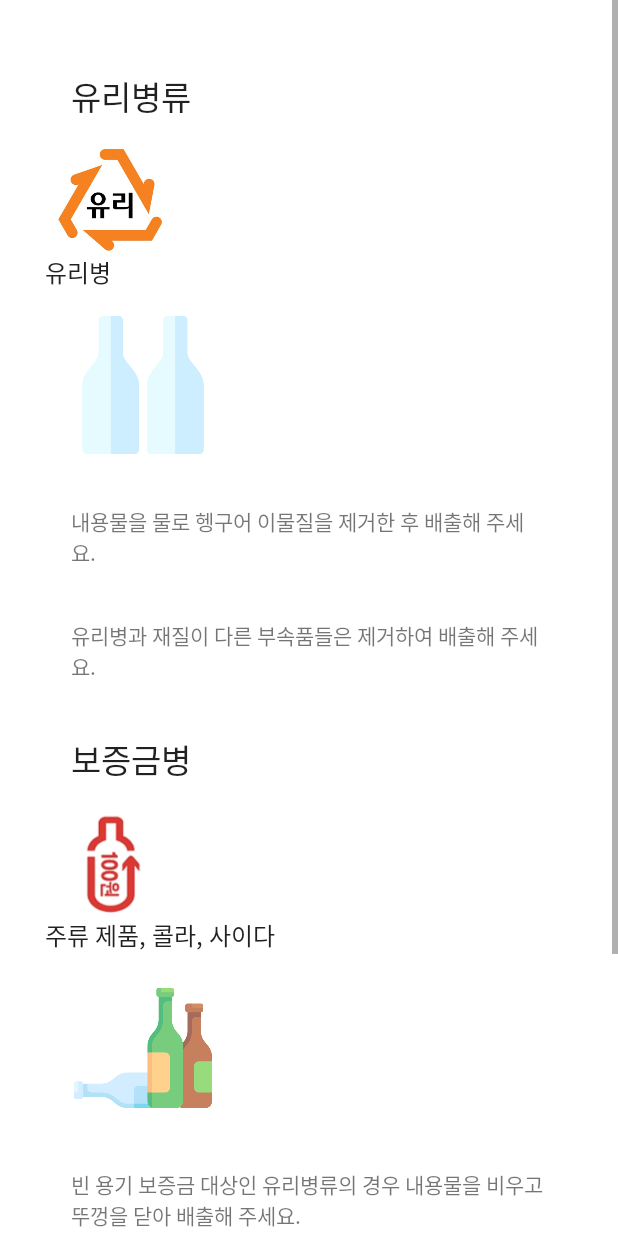
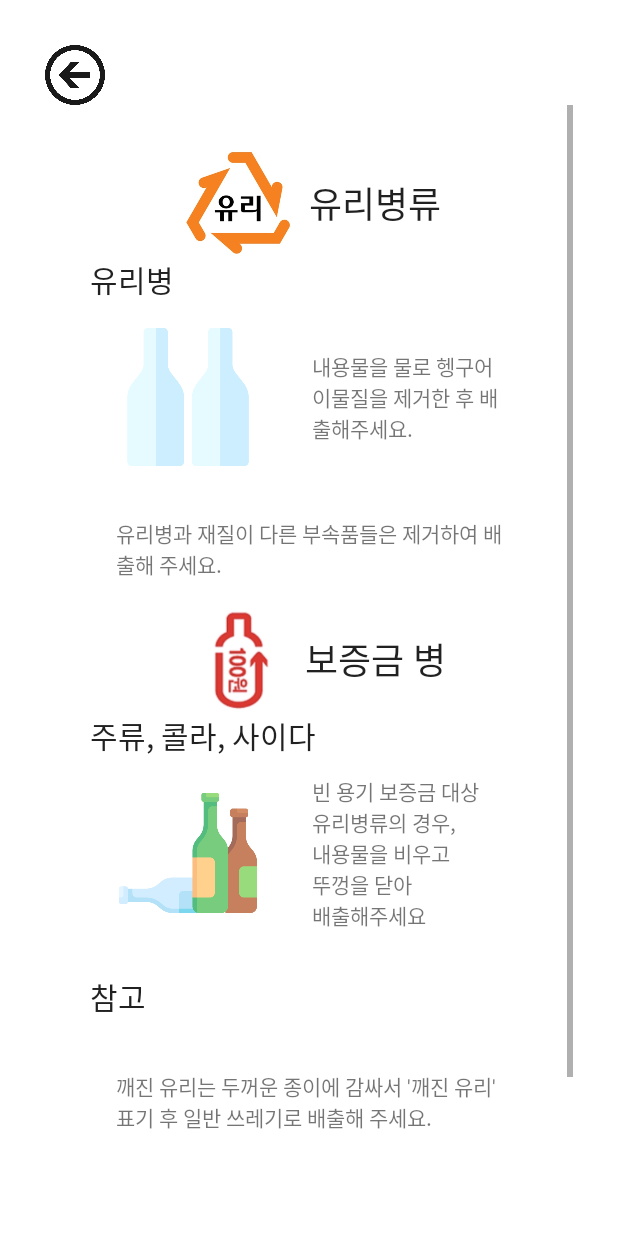
Before and after one commit to YRim99/reGardening-test, an Android app: the layout activity_glass.xml on its own in the app's theme, with its tools: preview values and no code run, on a phone screen of 412 x 824 dp. Run offline under Robolectric (Android 15) with nearby library versions, the phone set to English and light mode, and no system bars.

Commit message:
tip_glass

```diff
--- a/app/src/main/java/com/example/regardening_test/glass.kt
+++ b/app/src/main/java/com/example/regardening_test/glass.kt
@@ -1,11 +1,21 @@
 package com.example.regardening_test
 
+import android.content.Intent
 import androidx.appcompat.app.AppCompatActivity
 import android.os.Bundle
+import android.widget.Button
 
 class glass : AppCompatActivity() {
+    lateinit var back: Button
+
     override fun onCreate(savedInstanceState: Bundle?) {
         super.onCreate(savedInstanceState)
         setContentView(R.layout.activity_glass)
+        back = findViewById<Button>(R.id.back)
+
+        back.setOnClickListener {
+            var intent = Intent(this, separate::class.java)
+            startActivity(intent)
+        }
     }
 }
--- a/app/src/main/res/layout/activity_glass.xml
+++ b/app/src/main/res/layout/activity_glass.xml
@@ -1,7 +1,26 @@
 <?xml version="1.0" encoding="utf-8"?>
-<ScrollView xmlns:android="http://schemas.android.com/apk/res/android"
-    xmlns:app="http://schemas.android.com/apk/res-auto"
+<LinearLayout xmlns:app="http://schemas.android.com/apk/res-auto"
     xmlns:tools="http://schemas.android.com/tools"
+    android:layout_height="match_parent"
+    android:layout_width="match_parent"
+    xmlns:android="http://schemas.android.com/apk/res/android"
+    android:layout_marginStart="30dp"
+    android:layout_marginTop="30dp"
+    android:layout_marginEnd="30dp"
+    android:layout_marginBottom="30dp"
+    android:orientation="vertical">
+
+    <ImageButton
+        android:id="@+id/back"
+        android:layout_width="40dp"
+        android:layout_height="40dp"
+        android:width="50dp"
+        android:height="50dp"
+        android:background="#00ff0000"
+        android:src="@drawable/back_arrow"
+        android:scaleType="centerInside"/>
+
+    <ScrollView
         android:layout_width="match_parent"
         android:layout_height="match_parent"
         tools:context=".glass">
@@ -14,19 +33,40 @@
         android:padding="30dp">
 
 
-        <TextView
-            android:id="@+id/galss_1"
+        <androidx.constraintlayout.widget.ConstraintLayout
             android:layout_width="match_parent"
-            android:layout_height="wrap_content"
-            android:layout_margin="17dp"
-            android:text="유리병류"
-            android:textAppearance="@style/TextAppearance.AppCompat.Large" />
+            android:layout_height="match_parent">
+
+            <LinearLayout
+                android:layout_width="182dp"
+                android:layout_height="match_parent"
+                android:orientation="horizontal"
+                app:layout_constraintBottom_toBottomOf="parent"
+                app:layout_constraintEnd_toEndOf="parent"
+                app:layout_constraintStart_toStartOf="parent"
+                app:layout_constraintTop_toTopOf="parent">
 
                 <ImageView
-            android:id="@+id/glass_2"
+                    android:id="@+id/glass_1"
                     android:layout_width="87dp"
                     android:layout_height="71dp"
                     app:srcCompat="@drawable/glass" />
+
+                <LinearLayout
+                    android:layout_width="match_parent"
+                    android:layout_height="match_parent">
+
+                    <TextView
+                        android:id="@+id/glass_2"
+                        android:layout_width="match_parent"
+                        android:layout_height="match_parent"
+                        android:text="유리병류"
+                        android:textAppearance="@style/TextAppearance.AppCompat.Large"
+                        android:textSize="24sp"
+                        android:gravity="center"/>
+                </LinearLayout>
+            </LinearLayout>
+        </androidx.constraintlayout.widget.ConstraintLayout>
 
         <TextView
             android:id="@+id/glass_3"
@@ -34,7 +74,11 @@
             android:layout_height="wrap_content"
             android:text="유리병"
             android:textAppearance="@style/TextAppearance.AppCompat.Large"
-            android:textSize="16sp" />
+            android:textSize="20sp" />
+
+        <LinearLayout
+            android:layout_width="match_parent"
+            android:layout_height="match_parent">
 
             <ImageView
                 android:id="@+id/bottle"
@@ -43,12 +87,22 @@
                 android:layout_margin="17dp"
                 app:srcCompat="@drawable/bottle" />
 
+            <androidx.constraintlayout.widget.ConstraintLayout
+                android:layout_width="match_parent"
+                android:layout_height="match_parent">
+
                 <TextView
                     android:id="@+id/glass_explanation"
                     android:layout_width="match_parent"
                     android:layout_height="wrap_content"
                     android:layout_margin="17dp"
-            android:text="내용물을 물로 헹구어 이물질을 제거한 후 배출해 주세요." />
+                    android:text="내용물을 물로 헹구어 이물질을 제거한 후 배출해주세요."
+                    android:textSize="14sp"
+                    app:layout_constraintBottom_toBottomOf="parent"
+                    app:layout_constraintTop_toTopOf="parent"
+                    tools:layout_editor_absoluteX="18dp" />
+            </androidx.constraintlayout.widget.ConstraintLayout>
+        </LinearLayout>
 
         <TextView
             android:id="@+id/glass_explanation2"
@@ -56,46 +110,91 @@
             android:layout_height="wrap_content"
             android:layout_margin="17dp"
             android:text="유리병과 재질이 다른 부속품들은 제거하여 배출해 주세요." />
-        <TextView
-            android:id="@+id/glass_4"
+
+        <androidx.constraintlayout.widget.ConstraintLayout
             android:layout_width="match_parent"
-            android:layout_height="wrap_content"
-            android:layout_margin="17dp"
-            android:text="보증금병"
-            android:textAppearance="@style/TextAppearance.AppCompat.Large" />
+            android:layout_height="match_parent">
+
+            <LinearLayout
+                android:layout_width="182dp"
+                android:layout_height="match_parent"
+                android:orientation="horizontal"
+                app:layout_constraintBottom_toBottomOf="parent"
+                app:layout_constraintEnd_toEndOf="parent"
+                app:layout_constraintStart_toStartOf="parent"
+                app:layout_constraintTop_toTopOf="parent">
 
                 <ImageView
-            android:id="@+id/glass_5"
+                    android:id="@+id/glass_4"
                     android:layout_width="87dp"
                     android:layout_height="71dp"
                     app:srcCompat="@drawable/glass_1" />
+
+                <LinearLayout
+                    android:layout_width="match_parent"
+                    android:layout_height="match_parent">
+
+                    <TextView
+                        android:id="@+id/glass_5"
+                        android:layout_width="match_parent"
+                        android:layout_height="match_parent"
+                        android:text="보증금 병"
+                        android:textAppearance="@style/TextAppearance.AppCompat.Large"
+                        android:textSize="24sp"
+                        android:gravity="center"/>
+                </LinearLayout>
+            </LinearLayout>
+        </androidx.constraintlayout.widget.ConstraintLayout>
+
         <TextView
             android:id="@+id/glass_6"
             android:layout_width="match_parent"
             android:layout_height="wrap_content"
-            android:text="주류 제품, 콜라, 사이다"
+            android:text="주류, 콜라, 사이다"
             android:textAppearance="@style/TextAppearance.AppCompat.Large"
-            android:textSize="16sp" />
+            android:textSize="20sp" />
+
+        <LinearLayout
+            android:layout_width="match_parent"
+            android:layout_height="match_parent">
+
             <ImageView
                 android:id="@+id/glassbottle"
                 android:layout_width="96dp"
                 android:layout_height="92dp"
                 android:layout_margin="17dp"
                 app:srcCompat="@drawable/glassbottle" />
+
+            <androidx.constraintlayout.widget.ConstraintLayout
+                android:layout_width="match_parent"
+                android:layout_height="match_parent">
+
                 <TextView
                     android:id="@+id/glass_explanation3"
                     android:layout_width="match_parent"
                     android:layout_height="wrap_content"
                     android:layout_margin="17dp"
-            android:text="빈 용기 보증금 대상인 유리병류의 경우 내용물을 비우고 뚜껑을 닫아 배출해 주세요." />
+                    android:text="빈 용기 보증금 대상
+                                  유리병류의 경우,
+                                  내용물을 비우고
+                                  뚜껑을 닫아
+                                  배출해주세요"
+                    android:textSize="14sp"
+                    app:layout_constraintBottom_toBottomOf="parent"
+                    app:layout_constraintTop_toTopOf="parent"
+                    tools:layout_editor_absoluteX="18dp" />
+            </androidx.constraintlayout.widget.ConstraintLayout>
+        </LinearLayout>
 
         <TextView
             android:id="@+id/explanaiton"
             android:layout_width="match_parent"
             android:layout_height="wrap_content"
-            android:layout_margin="17dp"
             android:text="참고"
-            android:textAppearance="@style/TextAppearance.AppCompat.Large" />
+            android:layout_marginTop="17dp"
+            android:layout_marginBottom="17dp"
+            android:textAppearance="@style/TextAppearance.AppCompat.Large"
+            android:textSize="20sp" />
 
         <TextView
             android:id="@+id/explanation2"
@@ -111,3 +210,4 @@
             android:text="거울, 전구, 도자기류, 내열 식기류는 유리가 아닙니다." />
     </LinearLayout>
 </ScrollView>
+</LinearLayout>
--- a/app/src/main/res/layout/activity_styrofoam.xml
+++ b/app/src/main/res/layout/activity_styrofoam.xml
@@ -23,7 +23,7 @@
     <ScrollView
         android:layout_width="match_parent"
         android:layout_height="match_parent"
-        tools:context=".paper">
+        tools:context=".styrofoam">
 
     <LinearLayout
         android:layout_width="match_parent"
```
Lines whose indentation alone changed are shown as unchanged.
